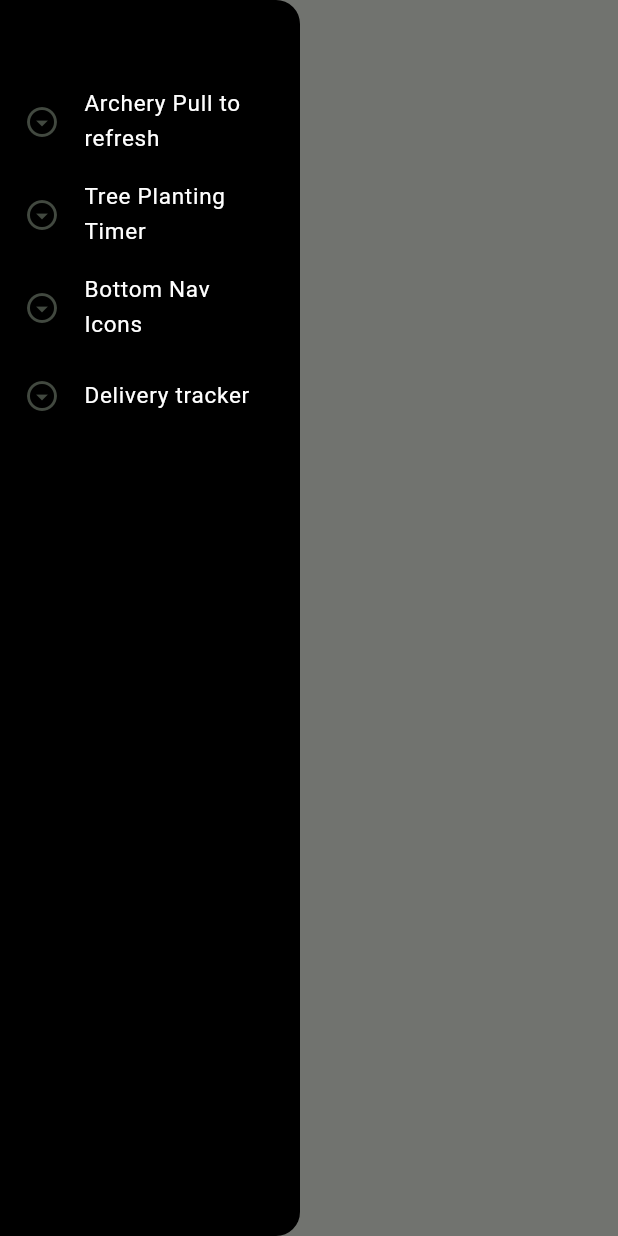
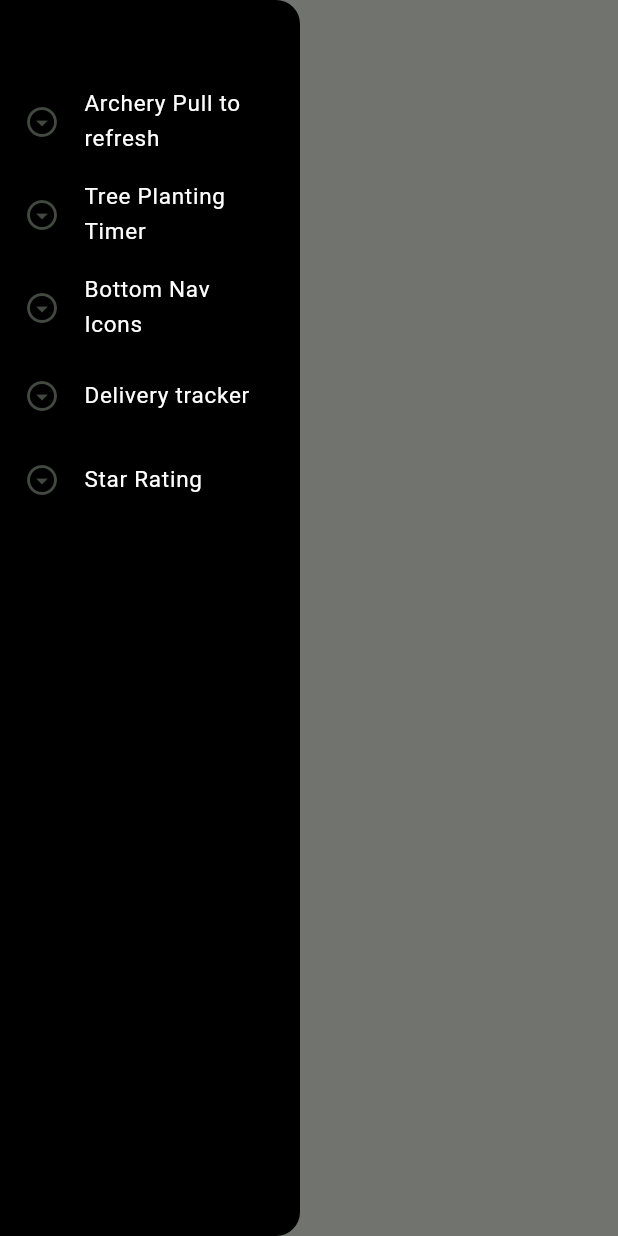
Before and after one commit to nikkieke/rive_flutter, a Flutter app: the screen it shows after launch, with the side drawer open, on a phone screen of 412 x 824 dp. Run offline on Flutter 3.47's test engine with Material 3 defaults, Android fonts, the phone set to English and light mode, and no system bars; our stand-ins replace easy_refresh, flutter_svg, rive.

Commit message:
update home

```diff
--- a/lib/screens/home/home.dart
+++ b/lib/screens/home/home.dart
@@ -60,6 +60,14 @@ class SideDrawer extends StatelessWidget {
                         Navigator.push(context, MaterialPageRoute(builder:(context)=> const DeliveryScreen()));
                       }
                   ),
+                  ListTile(
+                      leading: const Icon(Icons.arrow_drop_down_circle_outlined),
+                      title: const Text("Star Rating",style: TextStyle(
+                          color: Colors.white,  fontSize: 15)),
+                      onTap: (){
+                        Navigator.push(context, MaterialPageRoute(builder:(context)=> const StarRatingScreen()));
+                      }
+                  ),
 
                 ]
             )
```
